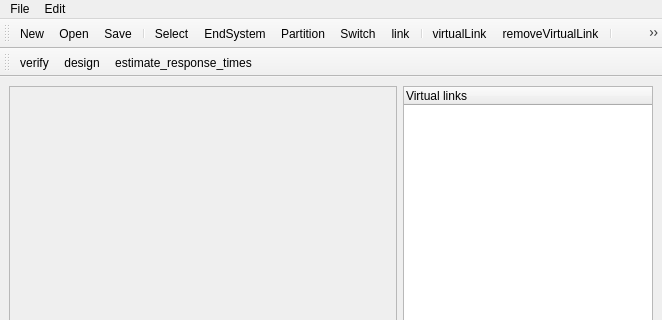
Before: the Qt Designer form AFDX_GUI/ui/MainWindow.ui in PavelVdovin/AFDX_Designer, drawn with Qt 5; both pictures show x 0 to 662 and y 0 to 320 of the 662 by 643 pixel window.
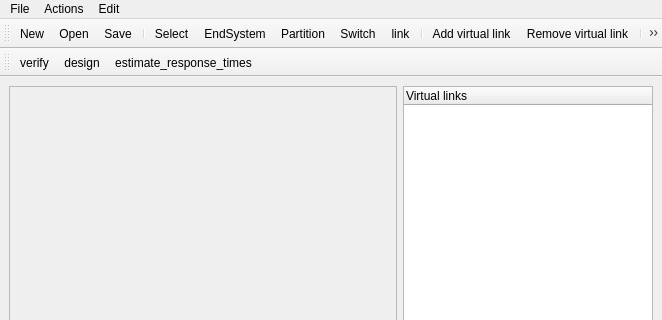
After: the same form once the commit is applied. Icons and pictures are not drawn.

Diff of the .ui file:
```diff
--- a/AFDX_GUI/ui/MainWindow.ui
+++ b/AFDX_GUI/ui/MainWindow.ui
@@ -169,7 +169,19 @@
     </property>
     <addaction name="actionOptions"/>
    </widget>
+   <widget class="QMenu" name="menuActions">
+    <property name="title">
+     <string>Actions</string>
+    </property>
+    <addaction name="actionVirtualLink"/>
+    <addaction name="actionRemoveVirtualLink"/>
+    <addaction name="actionRemove_all_virtual_links"/>
+    <addaction name="separator"/>
+    <addaction name="actionDataFlow"/>
+    <addaction name="actionRemoveDataFlow"/>
+   </widget>
    <addaction name="menuFile"/>
+   <addaction name="menuActions"/>
    <addaction name="menuOptions"/>
   </widget>
   <widget class="QStatusBar" name="statusbar"/>
@@ -329,7 +341,7 @@
      <normaloff>:/pics/pics/topology.png</normaloff>:/pics/pics/topology.png</iconset>
    </property>
    <property name="text">
-    <string>virtualLink</string>
+    <string>Add virtual link</string>
    </property>
    <property name="toolTip">
     <string>Add new virtual link</string>
@@ -341,7 +353,7 @@
      <normaloff>:/pics/pics/delete.png</normaloff>:/pics/pics/delete.png</iconset>
    </property>
    <property name="text">
-    <string>removeVirtualLink</string>
+    <string>Remove virtual link</string>
    </property>
    <property name="toolTip">
     <string>Remove virtual link</string>
@@ -353,7 +365,7 @@
      <normaloff>:/pics/pics/add.png</normaloff>:/pics/pics/add.png</iconset>
    </property>
    <property name="text">
-    <string>dataFlow</string>
+    <string>Add data flow</string>
    </property>
    <property name="toolTip">
     <string>Add new data flow</string>
@@ -365,7 +377,7 @@
      <normaloff>:/pics/pics/delete.png</normaloff>:/pics/pics/delete.png</iconset>
    </property>
    <property name="text">
-    <string>removeDataFlow</string>
+    <string>Remove data flow</string>
    </property>
    <property name="toolTip">
     <string>Remove data flow</string>
```
Left out of the diff: 22 changed lines with no effect on the pictures.
